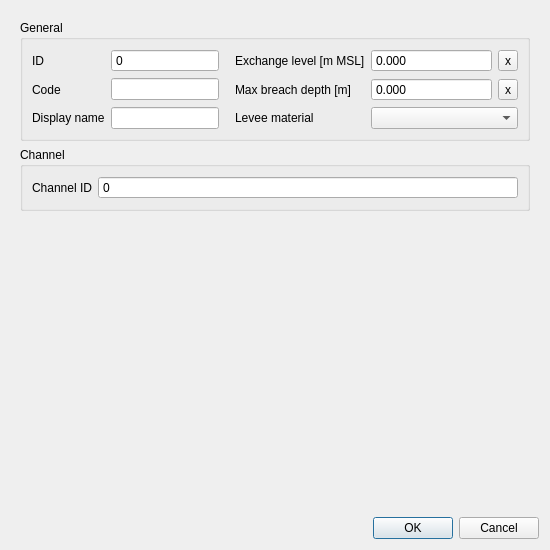
Above: threedi_schematisation_editor/forms/ui/potential_breach.ui from nens/threedi-schematisation-editor before the change. Below: the same form after it.
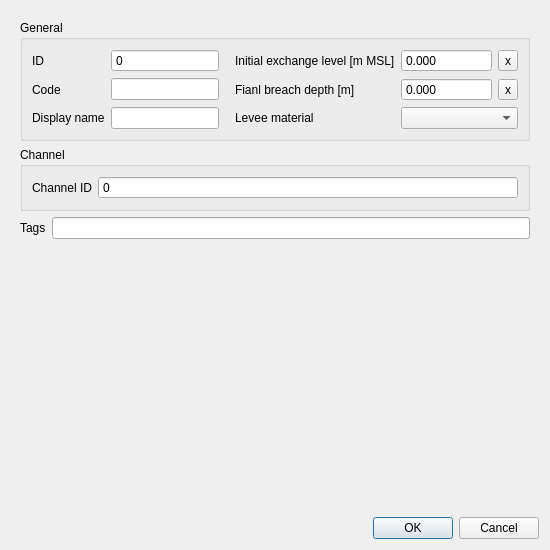
That is the form after the change.

What changed in the file:
```diff
--- a/threedi_schematisation_editor/forms/ui/potential_breach.ui
+++ b/threedi_schematisation_editor/forms/ui/potential_breach.ui
@@ -32,6 +32,19 @@
        </rect>
       </property>
       <layout class="QGridLayout" name="gridLayout_2">
+       <item row="3" column="0">
+        <spacer name="verticalSpacer">
+         <property name="orientation">
+          <enum>Qt::Vertical</enum>
+         </property>
+         <property name="sizeHint" stdset="0">
+          <size>
+           <width>20</width>
+           <height>40</height>
+          </size>
+         </property>
+        </spacer>
+       </item>
        <item row="1" column="0">
         <widget class="QGroupBox" name="grp_channel">
          <property name="locale">
@@ -116,7 +129,7 @@
           <item row="3" column="3">
            <widget class="QLabel" name="label_23">
             <property name="text">
-             <string>Max breach depth [m]</string>
+             <string>Fianl breach depth [m]</string>
             </property>
             <property name="alignment">
              <set>Qt::AlignLeading|Qt::AlignLeft|Qt::AlignVCenter</set>
@@ -317,7 +330,7 @@
           <item row="1" column="3">
            <widget class="QLabel" name="label_26">
             <property name="text">
-             <string>Exchange level [m MSL]</string>
+             <string>Initial exchange level [m MSL]</string>
             </property>
             <property name="alignment">
              <set>Qt::AlignLeading|Qt::AlignLeft|Qt::AlignVCenter</set>
@@ -331,17 +344,25 @@
         </widget>
        </item>
        <item row="2" column="0">
-        <spacer name="verticalSpacer">
-         <property name="orientation">
-          <enum>Qt::Vertical</enum>
+        <layout class="QHBoxLayout" name="horizontalLayout_2">
+         <property name="bottomMargin">
+          <number>0</number>
          </property>
-         <property name="sizeHint" stdset="0">
-          <size>
-           <width>20</width>
-           <height>40</height>
-          </size>
-         </property>
-        </spacer>
+         <item>
+          <widget class="QLabel" name="label_15">
+           <property name="text">
+            <string>Tags</string>
+           </property>
+          </widget>
+         </item>
+         <item>
+          <widget class="QLineEdit" name="tags">
+           <property name="readOnly">
+            <bool>true</bool>
+           </property>
+          </widget>
+         </item>
+        </layout>
        </item>
       </layout>
      </widget>
```
Left out of the diff: 16 changed lines with no effect on the pictures.
